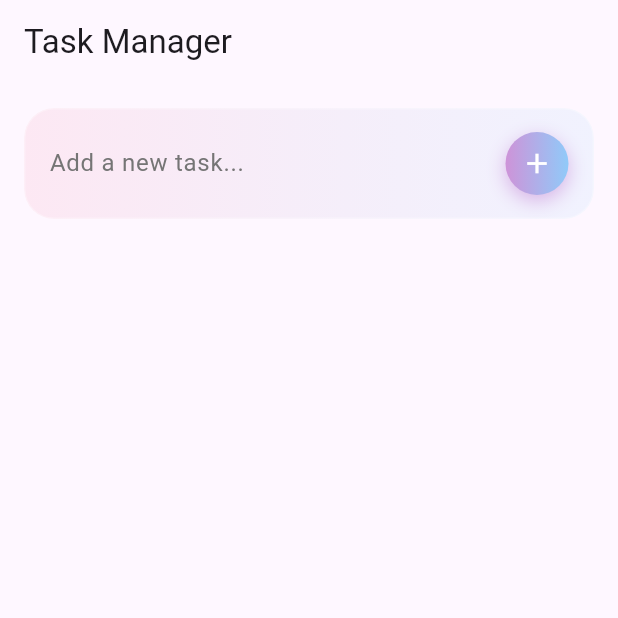
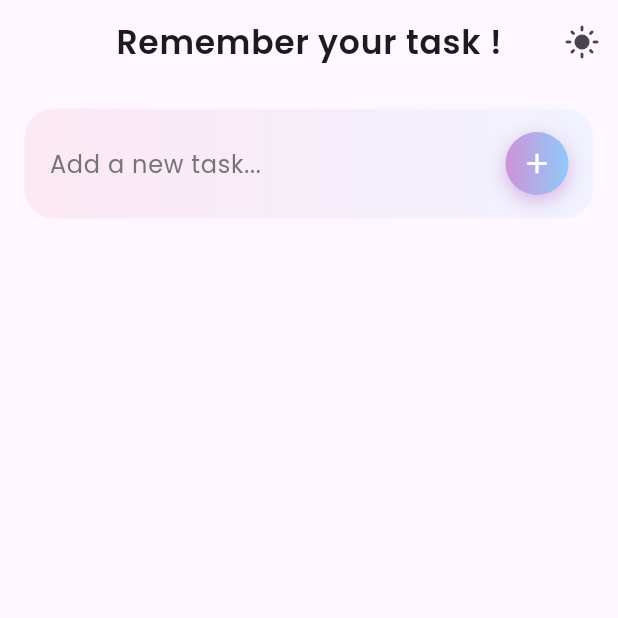
Before and after one commit to PranjalG/remembero, a Flutter app: the screen it shows after launch, on a phone screen of 412 x 824 dp, the top half of it. Run offline on Flutter 3.47's test engine with Material 3 defaults, Android fonts, the phone set to English and light mode, and no system bars; our stand-ins replace google_fonts, shared_preferences.

```diff
--- /dev/null
+++ b/devtools_options.yaml
@@ -0,0 +1,3 @@
+description: This file stores settings for Dart & Flutter DevTools.
+documentation: https://docs.flutter.dev/tools/devtools/extensions#configure-extension-enablement-states
+extensions:
--- a/lib/main.dart
+++ b/lib/main.dart
@@ -1,7 +1,9 @@
 import 'package:flutter/material.dart';
 import 'package:provider/provider.dart';
+import 'providers/theme_provider.dart';
 import 'providers/task_provider.dart';
 import 'screens/home_screen.dart';
+import 'package:google_fonts/google_fonts.dart';
 
 void main() {
   runApp(const MyApp());
@@ -12,18 +14,30 @@ class MyApp extends StatelessWidget {
 
   @override
   Widget build(BuildContext context) {
-    return ChangeNotifierProvider(
-      create: (_) => TaskProvider()..loadTasks(),
-      child: MaterialApp(
-        title: 'Task Manager',
-        debugShowCheckedModeBanner: false,
-        theme: ThemeData(
-          colorScheme: ColorScheme.fromSeed(seedColor: Colors.deepPurple),
-        ),
-        initialRoute: '/',
-        routes: {
-          '/': (context) => const HomeScreen(),
-          // '/second': (context) => const SecondScreen(),
+    return MultiProvider(
+      providers: [
+        ChangeNotifierProvider(create: (_) => ThemeProvider()),
+        ChangeNotifierProvider(create: (_) => TaskProvider()..loadTasks()),
+      ],
+      child: Consumer<ThemeProvider>(
+        builder: (context, themeProvider, child) {
+          return MaterialApp(
+            debugShowCheckedModeBanner: false,
+            themeMode: themeProvider.themeMode,
+            theme: ThemeData(
+              brightness: Brightness.light,
+              colorScheme: ColorScheme.fromSeed(seedColor: Colors.deepPurple),
+              textTheme: GoogleFonts.poppinsTextTheme(),
+            ),
+            darkTheme: ThemeData(
+              brightness: Brightness.dark,
+              scaffoldBackgroundColor: const Color(0xFF0F0F1A),
+              textTheme: GoogleFonts.poppinsTextTheme(
+                ThemeData.dark().textTheme,
+              ),
+            ),
+            home: const HomeScreen(),
+          );
         },
       ),
     );
--- a/lib/screens/home_screen.dart
+++ b/lib/screens/home_screen.dart
@@ -2,9 +2,8 @@ import 'package:flutter/material.dart';
 import 'package:provider/provider.dart';
 import 'package:task_manager_app/custom_widgets/add_task.dart';
 import 'package:task_manager_app/custom_widgets/task_item.dart';
+import 'package:task_manager_app/providers/theme_provider.dart';
 import '../providers/task_provider.dart';
-// import '../widgets/task_item.dart';
-// import '../widgets/add_task_widget.dart';
 
 class HomeScreen extends StatelessWidget {
   const HomeScreen({super.key});
@@ -14,7 +13,28 @@ class HomeScreen extends StatelessWidget {
     final provider = context.watch<TaskProvider>();
 
     return Scaffold(
-      appBar: AppBar(title: const Text("Task Manager")),
+      appBar: AppBar(
+        title: Text(
+          "Remember your task !",
+          style: Theme.of(context).textTheme.titleLarge?.copyWith(
+            fontWeight: FontWeight.w600,
+            letterSpacing: 0.5,
+          ),
+        ),
+        centerTitle: true,
+        actions: [
+          IconButton(
+            icon: Icon(
+              context.watch<ThemeProvider>().isDarkMode
+                  ? Icons.dark_mode
+                  : Icons.light_mode,
+            ),
+            onPressed: () {
+              context.read<ThemeProvider>().toggleTheme();
+            },
+          ),
+        ],
+      ),
       body: Column(
         children: [
           const AddTaskWidget(),
--- a/pubspec.yaml
+++ b/pubspec.yaml
@@ -16,6 +16,7 @@ dependencies:
   shared_preferences: ^2.5.5
   provider: ^6.1.5+1
   uuid: ^4.5.3
+  google_fonts: ^8.0.2
 
 dev_dependencies:
   flutter_test:
```
Also changed, not shown: lib/custom_widgets/task_item.dart (+70 -8 lines), pubspec.lock, 9 other files.
